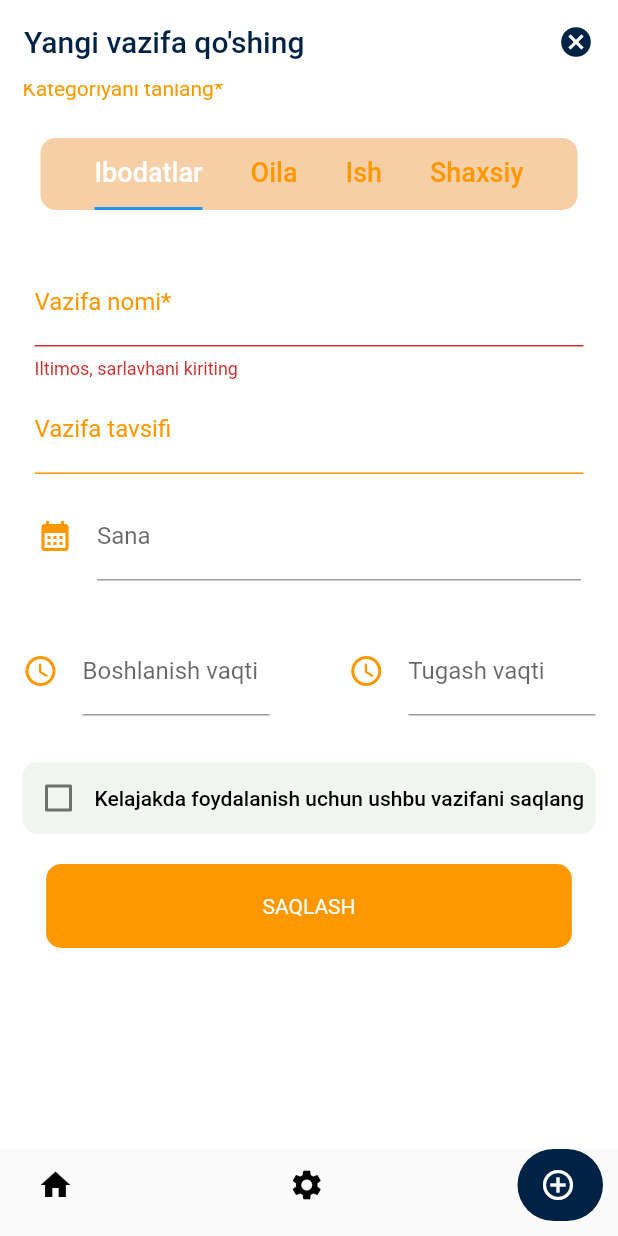
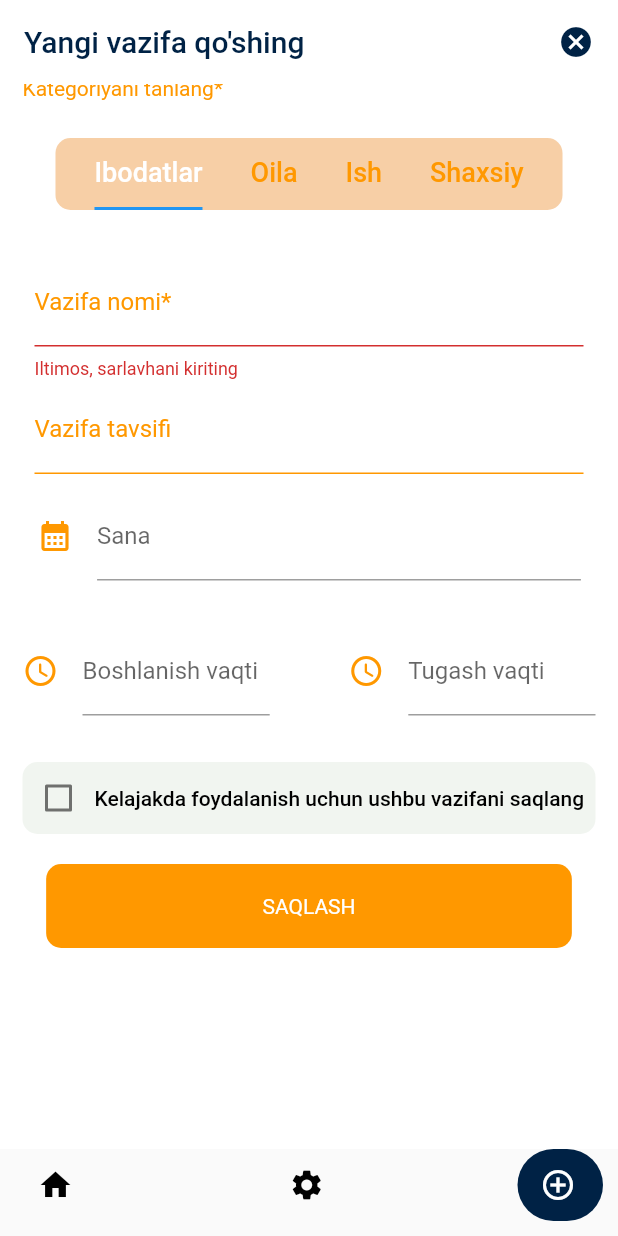
Before and after one commit to Shakhzod19980615/taskinator, a Flutter app: the screen it shows after launch, item 3 of the bottom bar chosen, scrolled down 114 dp, after a tap on "SAQLASH", on a phone screen of 412 x 824 dp. Run offline on Flutter 3.47's test engine with Material 2 defaults, Android fonts, the phone set to English and light mode, and no system bars; drawn by our look-alikes of date_time_picker, google_nav_bar; our stand-ins replace buttons_tabbar, flutter_local_notifications, flutter_native_timezone, fluttertoast, rxdart, shared_preferences and 2 more; missing offline and left inert: checkbox_formfield, flutter_timeline_calendar; accounts and stored records are empty.

Commit message:
fixed bug1

```diff
--- a/lib/db/db_helper.dart
+++ b/lib/db/db_helper.dart
@@ -15,7 +15,7 @@ class SqliteService {
   _onCreatingDatabase(Database database, int version) async{
     await database.execute(
         "CREATE TABLE Tasks(id INTEGER PRIMARY KEY, category INTEGER, task_title TEXT,"
-            "task_description TEXT, task_date TEXT, start_time TEXT, end_time TEXT, isSaved INTEGER)");
+            "task_description TEXT, task_date TEXT, start_time TEXT, end_time TEXT, isSaved INTEGER, isCompleted INTEGER)");
   }
   Future<Database?> get database async{
     if(_database != null) return _database;
@@ -94,9 +94,9 @@ class SqliteService {
   Future<Future<int>?> updateTasks(TaskModel taskModel)async{
     print("inserting id ${taskModel.id}");
     Database? db = await database;
-    var result = db?.rawUpdate("UPDATE Tasks SET task_title=?, task_description=?, start_time=?,end_time=?"
+    var result = db?.rawUpdate("UPDATE Tasks SET task_title=?, task_description=?, start_time=?,end_time=?,isCompleted=?"
         " WHERE id=${taskModel.id}",[taskModel.task_title,taskModel.task_description,
-      taskModel.start_time,taskModel.end_time]);
+      taskModel.start_time,taskModel.end_time,taskModel.isCompleted]);
     return result;
   }
 
--- a/lib/main.dart
+++ b/lib/main.dart
@@ -1,14 +1,23 @@
 import 'package:flutter/material.dart';
 import 'package:google_nav_bar/google_nav_bar.dart';
+import 'package:provider/provider.dart';
 import 'package:taskinatoruz/screens/adding_page.dart';
 import 'package:taskinatoruz/screens/home_page.dart';
 import 'package:taskinatoruz/screens/settings_page.dart';
 import 'package:taskinatoruz/screens/tips_page.dart';
+import 'package:taskinatoruz/settings/settings_provider.dart';
 
 import 'colors/colors.dart';
 
 void main() {
-  runApp(const MyApp());
+
+  runApp(
+
+      ChangeNotifierProvider(
+        create: (context) => SettingsProvider()..initState(),
+        child:  MyApp(),
+      )
+  );
 }
 
 class MyApp extends StatelessWidget {
--- a/lib/model/task_model.dart
+++ b/lib/model/task_model.dart
@@ -7,6 +7,7 @@ class TaskModel {
   final String? start_time;
   final String? end_time;
   final int? isSaved;
+  int? isCompleted;
 
   TaskModel(
       {this.id,
@@ -16,7 +17,8 @@ class TaskModel {
         this.task_date,
         this.start_time,
         this.end_time,
-        this.isSaved});
+        this.isSaved,
+        this.isCompleted});
 
   factory TaskModel.fromMap(Map<String, dynamic> json) => TaskModel(
     id: json['id'],
@@ -26,7 +28,8 @@ class TaskModel {
     task_date: json['task_date'],
     start_time: json['start_time'],
     end_time: json["end_time"],
-    isSaved: json["isSaved"]
+    isSaved: json["isSaved"],
+    isCompleted: json["isCompleted"]
   );
 
   Map<String, dynamic> toMap() {
@@ -39,6 +42,7 @@ class TaskModel {
       'start_time': start_time,
       "end_time": end_time,
       "isSaved":isSaved,
+      "isCompleted":isCompleted
     };
   }
 }
--- a/lib/screens/adding_page.dart
+++ b/lib/screens/adding_page.dart
@@ -152,7 +152,7 @@ class _AddingPageState extends State<AddingPage> with SingleTickerProviderStateM
                   alignment: Alignment.centerLeft,
                   child: Text("Kategoriyani tanlang*", style: TextStyle(fontSize: 14,color: Colors.orange),)),
               Container(
-                padding: EdgeInsets.symmetric(horizontal: 20),
+                padding: EdgeInsets.symmetric(horizontal: 10),
                 margin: EdgeInsets.only(top: 25,bottom: 30),
                 decoration: BoxDecoration(
                     color: Color(0xFFf7cfa6),
@@ -329,8 +329,12 @@ class _AddingPageState extends State<AddingPage> with SingleTickerProviderStateM
                       MaterialPageRoute(
                           builder: (context) =>
                               MyHomePage()
+
                       ),
                     );
+                     //Navigator.pop(context);
+                    /* Navigator.pushReplacement(context,
+                         MaterialPageRoute(builder: (BuildContext context){ return MyHomePage(); }));*/
                   }
                  //await NotificationService().showNotification(title: titleController.text,body: titleDescriptionController.text,id: 0);
                 },
--- a/lib/screens/home_page.dart
+++ b/lib/screens/home_page.dart
@@ -64,6 +64,7 @@ class _HomePageState extends State<HomePage> with TickerProviderStateMixin {
       appBar: AppBar(
         title:Container(
             alignment: Alignment.center,
+            //padding: EdgeInsets.symmetric(horizontal: 0),
             child: Text("Muslim Kundaligi",style: TextStyle(fontSize: 15,color: tdOrange),)),
         elevation: 0,
         backgroundColor: bkground,
@@ -145,7 +146,7 @@ class _HomePageState extends State<HomePage> with TickerProviderStateMixin {
               ),
             Container(
               width: double.maxFinite,
-              height: MediaQuery.of(context).size.height*0.4,
+              height: MediaQuery.of(context).size.height*0.48,
               padding: EdgeInsets.zero,
               margin: EdgeInsets.only(left: 10,right: 10,),
               child: TabBarView(
@@ -181,7 +182,7 @@ class _HomePageState extends State<HomePage> with TickerProviderStateMixin {
             height: 350,
             width: 300,
             child: ListView.builder(
-              shrinkWrap: true,
+              //shrinkWrap: true,
                 itemCount: list?.length ??0,
                 itemBuilder: (context,index){
 
--- a/pubspec.yaml
+++ b/pubspec.yaml
@@ -46,6 +46,7 @@ dependencies:
   flutter_native_timezone: ^2.0.0
   intl: ^0.17.0
   flutter_launcher_icons: ^0.12.0
+  provider: ^6.0.3
 
 
   # The following adds the Cupertino Icons font to your application.
```
Also changed, not shown: lib/settings/settings_provider.dart (added, +25 -0 lines), lib/widget/list_item.dart (+33 -10 lines), pubspec.lock.
